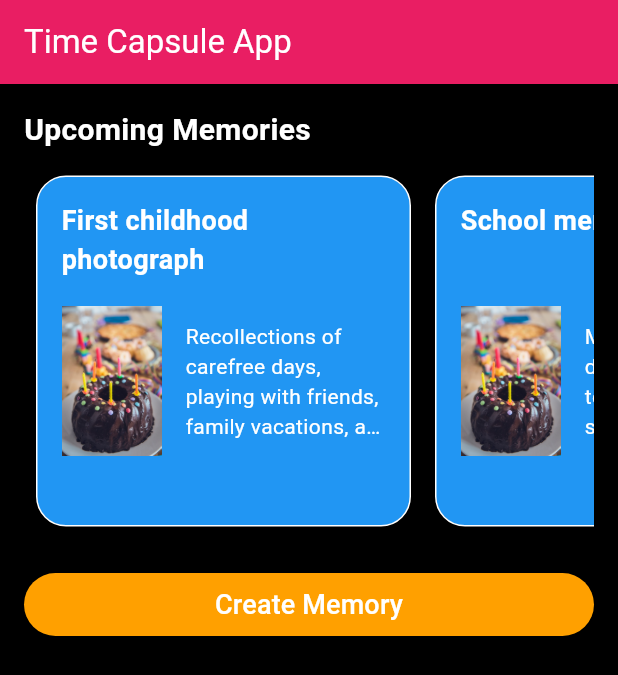
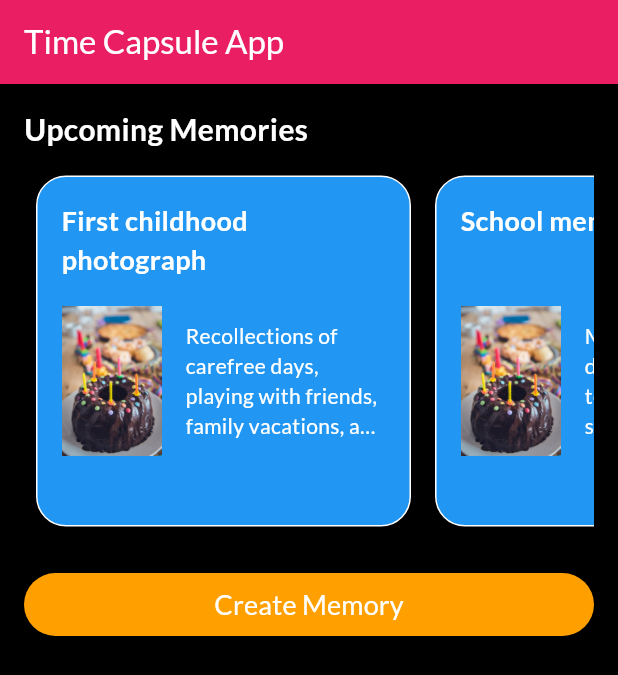
Before and after one commit to shrutikahilale/time_capsule_flutter_app, a Flutter app: the screen it shows after launch, on a phone screen of 412 x 824 dp. Shown: the top 675 px of the screen. Run offline on Flutter 3.47's test engine with Material 3 defaults, Android fonts, the phone set to English and light mode, and no system bars; our stand-ins replace get, google_fonts, image_picker, loading_animation_widget.

Commit message:
updated font

```diff
--- a/lib/main.dart
+++ b/lib/main.dart
@@ -1,5 +1,6 @@
 import 'package:flutter/material.dart';
 import 'package:get/get.dart';
+import 'package:google_fonts/google_fonts.dart';
 import 'package:time_capsule_app/screens/animation/navigation_animation.dart';
 import 'package:time_capsule_app/screens/animation/success_animation.dart';
 import 'package:time_capsule_app/screens/create_time_capsule.dart';
@@ -22,6 +23,7 @@ class MyApp extends StatelessWidget {
       theme: ThemeData(
         colorScheme: const ColorScheme.dark(),
         useMaterial3: true,
+        fontFamily: GoogleFonts.lato().fontFamily,
       ),
       initialRoute: '/',
       routes: {
--- a/pubspec.yaml
+++ b/pubspec.yaml
@@ -14,6 +14,7 @@ dependencies:
   image_picker: ^1.0.7
   get: ^4.6.6
   loading_animation_widget: ^1.2.1
+  google_fonts: ^6.2.1
 
 dev_dependencies:
   flutter_test:
```
Also changed, not shown: pubspec.lock.
